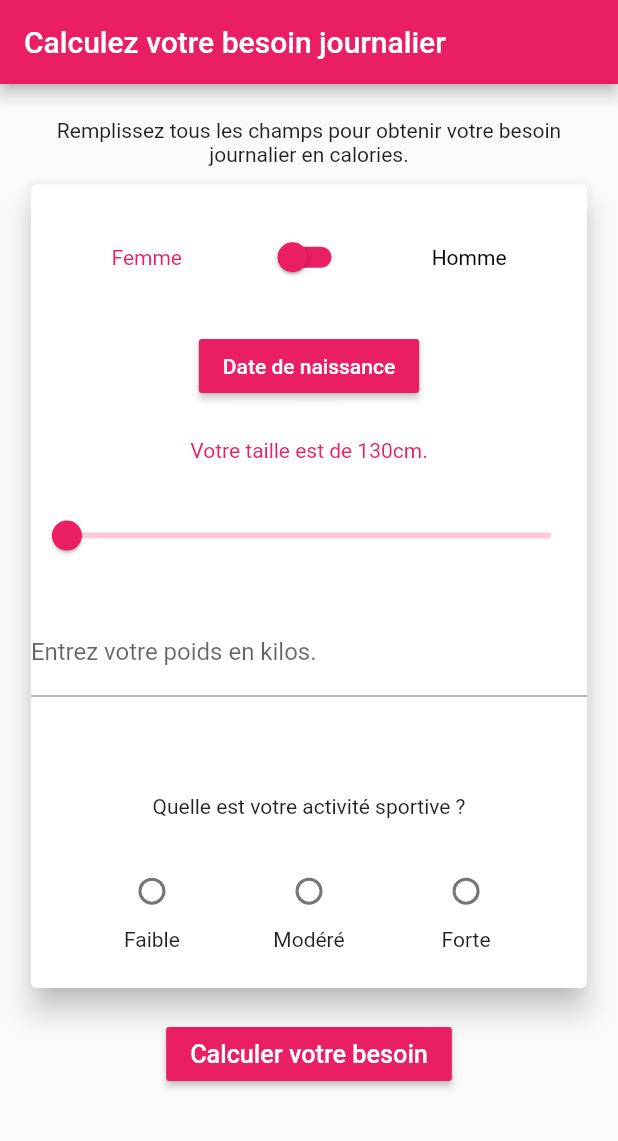
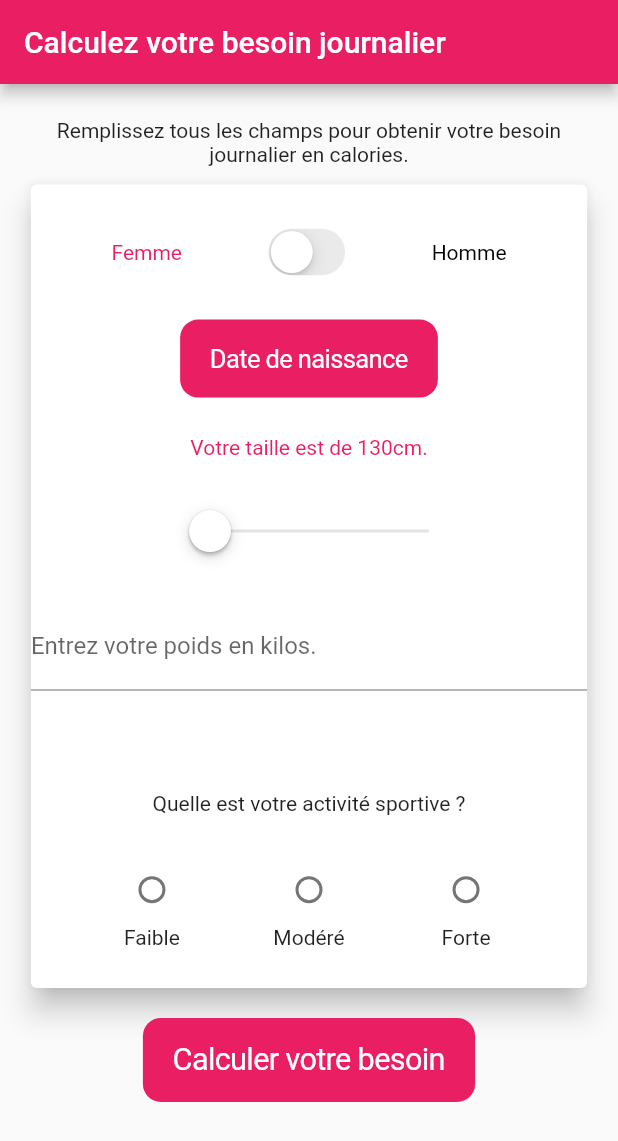
Before and after one commit to keShraa/calory_calculator_flutter, a Flutter app: the screen it shows after launch, on a phone screen of 412 x 824 dp. Shown: the top 1141 px of the screen. Run offline on Flutter 3.47's test engine with Material 2 defaults, Android fonts, the phone set to English and light mode, and no system bars.

Commit message:
Update design with Cupertino style

```diff
--- a/lib/main.dart
+++ b/lib/main.dart
@@ -1,3 +1,5 @@
+import 'dart:io';
+import 'package:flutter/cupertino.dart';
 import 'package:flutter/material.dart';
 import 'dart:async';
 
@@ -71,12 +73,32 @@ class _MyHomePageState extends State<MyHomePage> {
 
   @override
   Widget build(BuildContext context) {
-    return Scaffold(
+    if (Platform.isIOS) {
+      print("iOS");
+    } else {
+      print("not iOS");
+    }
+    return GestureDetector(
+      onTap: (() => FocusScope.of(context).requestFocus(new FocusNode())),
+      child: (Platform.isIOS)
+        ? new CupertinoPageScaffold(
+        navigationBar: CupertinoNavigationBar(
+          backgroundColor: color,
+          middle: Text(widget.title),
+        ),
+          child: body(),)
+      :Scaffold(
         appBar: AppBar(
           title: Text(widget.title),
           backgroundColor: color,
         ),
-      body: SingleChildScrollView(
+        body: body(),
+      ),
+    );
+  }
+
+  Widget body() {
+   return SingleChildScrollView(
      padding: EdgeInsets.all(15.0),
      child: Column(
        mainAxisAlignment: MainAxisAlignment.spaceEvenly,
@@ -111,20 +133,7 @@ class _MyHomePageState extends State<MyHomePage> {
                        style:
                        TextStyle(color: (homme) ? Colors.black : color),
                      ),
-                        Switch(
-                          value: homme,
-                          activeColor: Colors.blue,
-                          inactiveTrackColor: Colors.pink,
-                          inactiveThumbColor: Colors.pink,
-                          onChanged: (bool b) {
-                            setState(() {
-                              homme = b;
-                              (homme)
-                                  ? color = Colors.blue
-                                  : color = Colors.pink;
-                            });
-                          },
-                        ),
+                     switchSelonPlatform(),
                      Text(
                        'Homme',
                        textAlign: TextAlign.center,
@@ -133,32 +142,13 @@ class _MyHomePageState extends State<MyHomePage> {
                      ),
                    ],
                  ),
-                    RaisedButton(
-                      color: color,
-                      child: Text(
-                        (date == null)
-                            ? "Date de naissance"
-                            : "Votre âge est de ${yourAge} ans",
-                        style: TextStyle(color: Colors.white),
-                      ),
-                      onPressed: birthDate,
-                    ),
+                 ageButton(),
                  Text(
                    "Votre taille est de ${tailleDouble.floor()}cm.",
                    textAlign: TextAlign.center,
                    style: TextStyle(color: color),
                  ),
-                    Slider(
-                      value: tailleDouble,
-                      min: 130.0,
-                      max: 210.0,
-                      activeColor: color,
-                      onChanged: (double d) {
-                        setState(() {
-                          tailleDouble = d;
-                        });
-                      },
-                    ),
+                 sliderSelonPlatform(),
                  TextField(
                    keyboardType: TextInputType.number,
                    onSubmitted: (String string) {
@@ -184,16 +174,114 @@ class _MyHomePageState extends State<MyHomePage> {
            ),
          ),
          Padding(padding: EdgeInsets.symmetric(vertical: 8.0)),
-            RaisedButton(
+         calcButton(),
+       ],
+     ),
+   );
+  }
+
+  Widget calcButton() {
+    if (!Platform.isIOS) {
+      return CupertinoButton(
         color: color,
         child: Text('Calculer votre besoin',
             textScaleFactor: 1.2, style: TextStyle(color: Colors.white)),
         onPressed: calculerNombreDeCalories,
+      );
+    } else {
+      return RaisedButton(
+        color: color,
+        child: Text('Calculer votre besoin',
+            textScaleFactor: 1.2, style: TextStyle(color: Colors.white)),
+        onPressed: calculerNombreDeCalories,
+      );
+    }
+  }
+
+  Widget ageButton() {
+    if (!Platform.isIOS) {
+      return CupertinoButton(
+        color: color,
+        child: Text(
+          (date == null)
+              ? "Date de naissance"
+              : "Votre âge est de ${yourAge} ans",
+          style: TextStyle(color: Colors.white),
         ),
-          ],
+        onPressed: birthDate,
+      );
+    } else {
+      return RaisedButton(
+        color: color,
+        child: Text(
+          (date == null)
+              ? "Date de naissance"
+              : "Votre âge est de ${yourAge} ans",
+          style: TextStyle(color: Colors.white),
         ),
-      ),
+        onPressed: birthDate,
       );
+    }
+  }
+
+  Widget sliderSelonPlatform() {
+    if (!Platform.isIOS) {
+      return CupertinoSlider(
+        value: tailleDouble,
+        min: 130.0,
+        max: 210.0,
+        activeColor: color,
+        onChanged: (double d) {
+          setState(() {
+            tailleDouble = d;
+          });
+        },
+      );
+    } else {
+      return Slider(
+        value: tailleDouble,
+        min: 130.0,
+        max: 210.0,
+        activeColor: color,
+        onChanged: (double d) {
+          setState(() {
+            tailleDouble = d;
+          });
+        },
+      );
+    }
+  }
+
+  Widget switchSelonPlatform() {
+    if (!Platform.isIOS) {
+      return CupertinoSwitch(
+        value: homme,
+        activeColor: Colors.blue,
+        onChanged: (bool b) {
+          setState(() {
+            homme = b;
+            (homme)
+              ? color = Colors.blue
+              : color = Colors.pink;
+          });
+        }
+      );
+    } else {
+      return Switch(
+        value: homme,
+        activeColor: Colors.blue,
+        inactiveTrackColor: Colors.pink,
+        inactiveThumbColor: Colors.pink,
+        onChanged: (bool b) {
+          setState(() {
+            homme = b;
+            (homme)
+                ? color = Colors.blue
+                : color = Colors.pink;
+          });
+        },
+      );
+    }
   }
 
   Future<Null> birthDate() async {
```
Also changed, not shown: 1 other file. Lines whose indentation alone changed are shown as unchanged.
